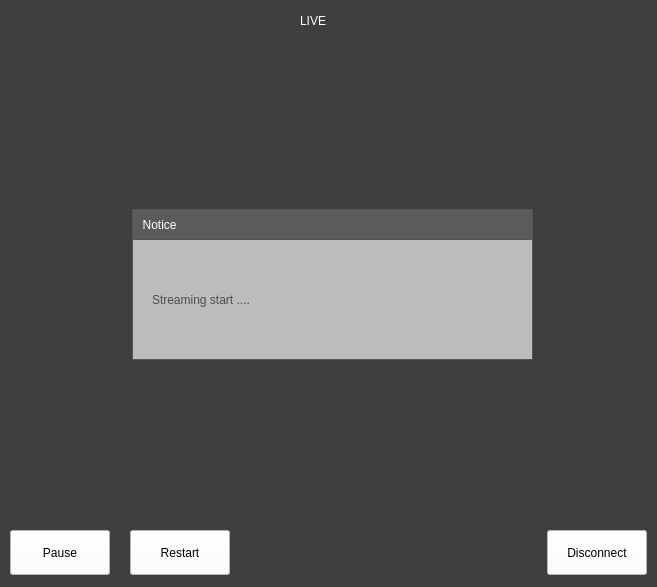
This is highpassQ/stream_ui.ui in VedaHighPass/veda-qt-highpass-server as Qt 5 draws it before an edit. The edited form follows.
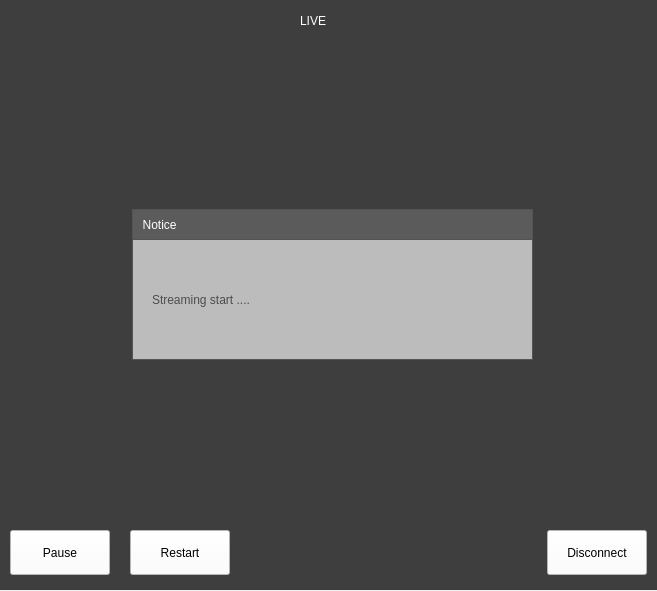
This is the edited form. Icons and pictures are not drawn.

```diff
--- a/highpassQ/stream_ui.ui
+++ b/highpassQ/stream_ui.ui
@@ -7,9 +7,15 @@
     <x>0</x>
     <y>0</y>
     <width>657</width>
-    <height>587</height>
+    <height>591</height>
    </rect>
   </property>
+  <property name="minimumSize">
+   <size>
+    <width>657</width>
+    <height>591</height>
+   </size>
+  </property>
   <property name="windowTitle">
    <string>Form</string>
   </property>
@@ -22,6 +28,12 @@
      <height>591</height>
     </rect>
    </property>
+   <property name="minimumSize">
+    <size>
+     <width>657</width>
+     <height>591</height>
+    </size>
+   </property>
    <property name="styleSheet">
     <string notr="true">background-color: rgb(62, 62, 62);</string>
    </property>
```
